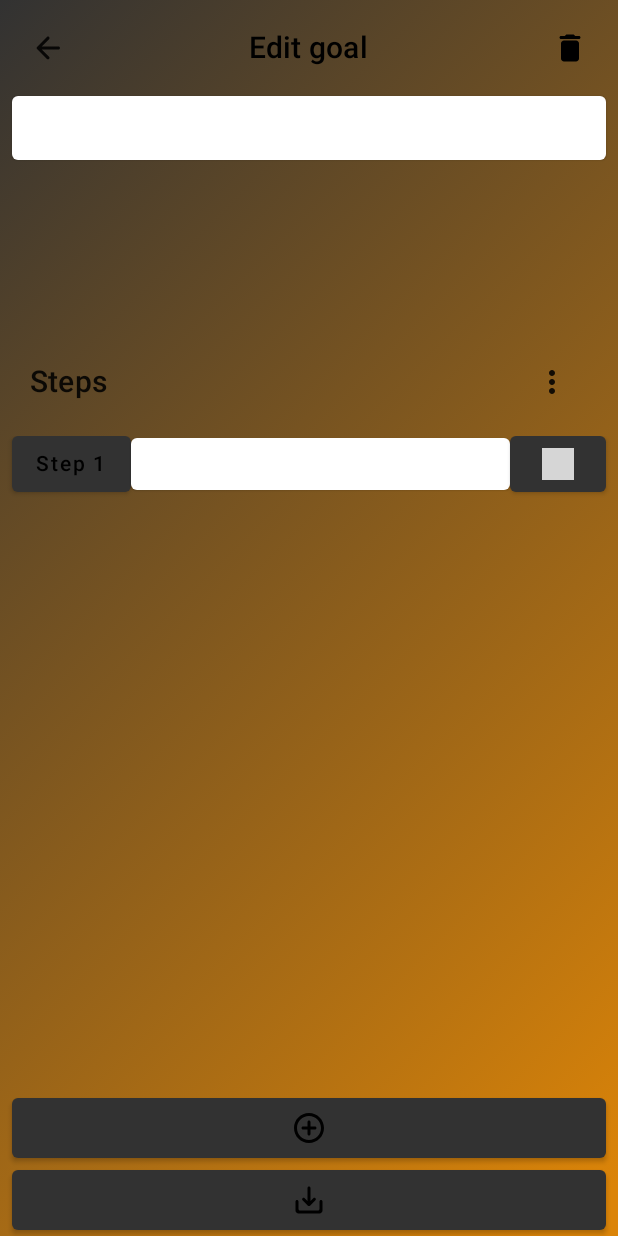
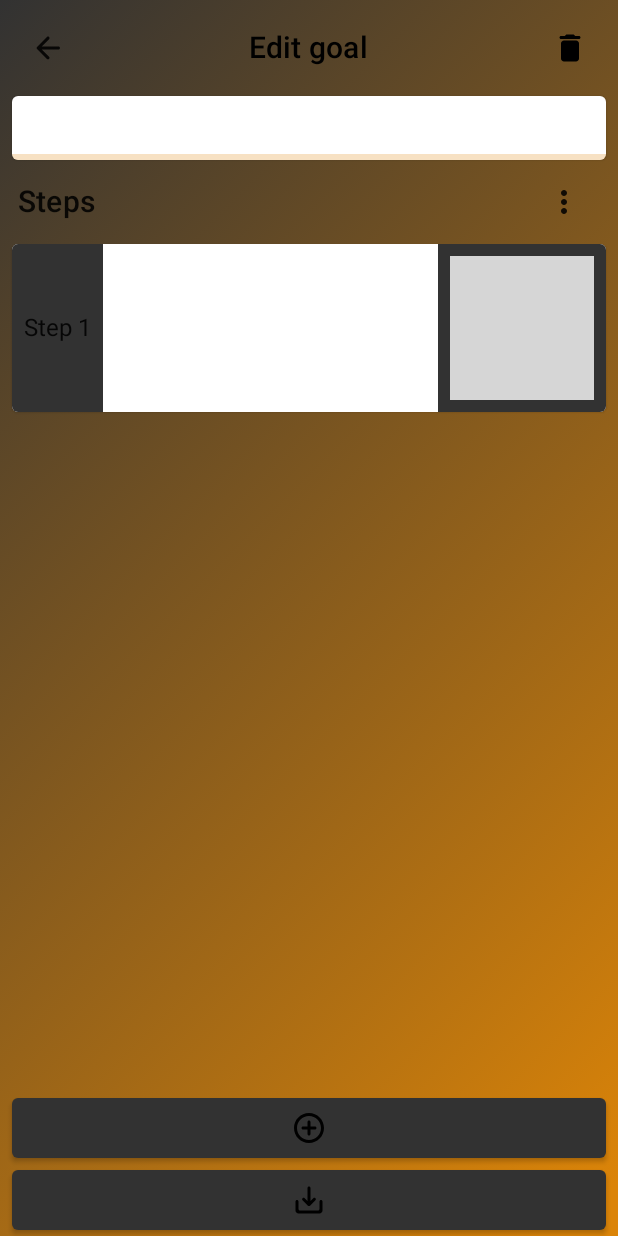
Before and after one commit to anikolsky/Doer, an Android app built with Jetpack Compose: the composable GoalEditScreen shown on its own in the app's theme, after a tap on "Add step", on a phone screen of 412 x 824 dp. Run offline under Robolectric (Android 15) with nearby library versions, the phone set to English and light mode, and no system bars; our stand-ins replace Dagger/Hilt's generated code, Room's generated code; grey boxes are pictures that could not be loaded.

Commit message:
Improving goal edit screen

```diff
--- a/app/src/main/java/com/omtorney/doer/goals/presentation/goaledit/GoalEditScreen.kt
+++ b/app/src/main/java/com/omtorney/doer/goals/presentation/goaledit/GoalEditScreen.kt
@@ -2,6 +2,7 @@ package com.omtorney.doer.goals.presentation.goaledit
 
 import androidx.compose.animation.core.animateFloatAsState
 import androidx.compose.foundation.background
+import androidx.compose.foundation.clickable
 import androidx.compose.foundation.layout.*
 import androidx.compose.foundation.lazy.LazyColumn
 import androidx.compose.foundation.lazy.items
@@ -16,10 +17,10 @@ import androidx.compose.ui.geometry.Offset
 import androidx.compose.ui.graphics.Brush
 import androidx.compose.ui.graphics.Color
 import androidx.compose.ui.graphics.SolidColor
-import androidx.compose.ui.graphics.StrokeCap
 import androidx.compose.ui.platform.LocalDensity
 import androidx.compose.ui.res.painterResource
 import androidx.compose.ui.res.stringResource
+import androidx.compose.ui.text.style.TextDecoration
 import androidx.compose.ui.unit.dp
 import androidx.compose.ui.unit.sp
 import androidx.hilt.navigation.compose.hiltViewModel
@@ -117,38 +118,36 @@ fun GoalEditScreen(
                         )
                     }
                 }
-                /** Title */
-                Card(
-                    modifier = Modifier.fillMaxWidth()
-                ) {
+                /** Goal description */
+                Card {
+                    Box(modifier = Modifier.fillMaxWidth()) {
+                        /** Progress */
+                        LinearProgressIndicator(
+                            progress = animatedProgress,
+                            color = Color(secondaryColor),
+                            modifier = Modifier
+                                .fillMaxWidth()
+                                .align(Alignment.BottomCenter)
+                        )
                         BasicTextField(
                             value = state.title,
                             onValueChange = { viewModel.onEvent(GoalEditEvent.EnterTitle(it)) },
                             textStyle = MaterialTheme.typography.body1.copy(
                                 color = MaterialTheme.colors.onBackground
                             ),
-                        cursorBrush = SolidColor(MaterialTheme.colors.onBackground),
+                            cursorBrush = SolidColor(MaterialTheme.colors.onSurface),
                             modifier = Modifier
                                 .padding(12.dp)
                                 .fillMaxWidth()
-//                                .focusRequester(focusRequester)
+//                            .focusRequester(focusRequester)
                         )
                     }
-                /** Progress */
-                CircularProgressIndicator(
-                    progress = animatedProgress,
-                    color = Color(secondaryColor),
-                    strokeWidth = 8.dp,
-                    modifier = Modifier
-                        .padding(vertical = 16.dp)
-                        .align(Alignment.CenterHorizontally)
-                        .size(80.dp)
-                )
+                }
                 Row(
                     horizontalArrangement = Arrangement.SpaceBetween,
                     verticalAlignment = Alignment.CenterVertically,
                     modifier = Modifier
-                        .padding(12.dp)
+                        .padding(4.dp)
                         .fillMaxWidth()
                 ) {
                     /** Steps */
@@ -156,8 +155,8 @@ fun GoalEditScreen(
                         text = "Steps",
                         style = MaterialTheme.typography.h6
                     )
+                    /** Info button */
                     Box {
-                        /** Info button */
                         IconButton(onClick = { goalInfoExpanded = true }) {
                             Icon(
                                 imageVector = Icons.Rounded.MoreVert,
@@ -178,29 +177,33 @@ fun GoalEditScreen(
                         .weight(1f)
                 ) {
                     items(items = state.steps) { step ->
+                        Card {
                             Row(
                                 verticalAlignment = Alignment.CenterVertically,
                                 modifier = Modifier
-                                .fillMaxWidth()
-                                .padding(bottom = 12.dp)
+                                    .fillMaxSize()
+                                    .height(IntrinsicSize.Min)
                             ) {
                                 /** Achieve button */
-                            Button(
-                                onClick = { viewModel.onEvent(GoalEditEvent.AchieveStep(step.id!!)) },
-                                colors = ButtonDefaults.buttonColors(
-                                    backgroundColor = if (step.isAchieved) Color(secondaryColor)
+                                Box(
+                                    modifier = Modifier
+                                        .fillMaxHeight()
+                                        .background(
+                                            color = if (step.isAchieved) Color(secondaryColor)
                                             else Color(accentColor)
-                                ),
-                                modifier = Modifier.height(37.dp)
+                                        )
+                                        .clickable {
+                                            viewModel.onEvent(GoalEditEvent.AchieveStep(step.id!!))
+                                        },
                                 ) {
-                                Text(text = "Step ${step.id!!.plus(1)}")
+                                    Text(
+                                        text = "Step ${step.id!!.plus(1)}",
+                                        modifier = Modifier
+                                            .padding(8.dp)
+                                            .align(Alignment.Center)
+                                    )
                                 }
-                            /** Step text */
-                            Card(
-                                modifier = Modifier
-                                    .fillMaxWidth()
-                                    .weight(1f)
-                            ) {
+                                /** Step description */
                                 BasicTextField(
                                     value = state.steps[step.id!!].text,
                                     onValueChange = {
@@ -212,24 +215,35 @@ fun GoalEditScreen(
                                         )
                                     },
                                     textStyle = MaterialTheme.typography.body1.copy(
-                                        color = MaterialTheme.colors.onBackground
+                                        color = if (step.isAchieved) Color.Gray
+                                        else MaterialTheme.colors.onBackground,
+                                        textDecoration = if (step.isAchieved) TextDecoration.LineThrough
+                                        else TextDecoration.None
                                     ),
-                                    cursorBrush = SolidColor(MaterialTheme.colors.onBackground),
-                                    modifier = Modifier.padding(8.dp)
+                                    modifier = Modifier
+                                        .padding(8.dp)
+                                        .weight(1f)
                                 )
-                            }
                                 /** Delete step button */
-                            Button(
-                                onClick = { viewModel.onEvent(GoalEditEvent.DeleteStep(step.id!!)) },
-                                colors = ButtonDefaults.buttonColors(Color(accentColor)),
-                                modifier = Modifier.height(37.dp)
+                                Box(
+                                    modifier = Modifier
+                                        .fillMaxHeight()
+                                        .background(color = Color(accentColor))
+                                        .clickable {
+                                            viewModel.onEvent(GoalEditEvent.DeleteStep(step.id!!))
+                                        },
                                 ) {
                                     Icon(
                                         painter = painterResource(R.drawable.ic_round_remove_circle_outline),
-                                    contentDescription = stringResource(R.string.delete)
+                                        contentDescription = stringResource(R.string.delete),
+                                        modifier = Modifier
+                                            .padding(8.dp)
+                                            .align(Alignment.Center)
                                     )
                                 }
                             }
+                        }
+                        Spacer(modifier = Modifier.height(8.dp))
                     }
                 }
                 /** Add step button */
--- a/app/src/main/java/com/omtorney/doer/goals/presentation/goaledit/GoalEditViewModel.kt
+++ b/app/src/main/java/com/omtorney/doer/goals/presentation/goaledit/GoalEditViewModel.kt
@@ -108,6 +108,9 @@ class GoalEditViewModel @Inject constructor(
             }
             is GoalEditEvent.SaveGoal -> {
                 viewModelScope.launch {
+                    if (state.value.title.isEmpty()) {
+                        _eventFlow.emit(UiEvent.ShowSnackbar(message = "Enter goal title"))
+                    } else {
                         try {
                             goalUseCases.addGoal(
                                 Goal(
@@ -134,6 +137,7 @@ class GoalEditViewModel @Inject constructor(
                 }
             }
         }
+    }
 
     private fun calculateProgress(steps: List<Step>): Float {
         return (steps.count { it.isAchieved }.toFloat() / steps.size)
```
Lines whose indentation alone changed are shown as unchanged.
